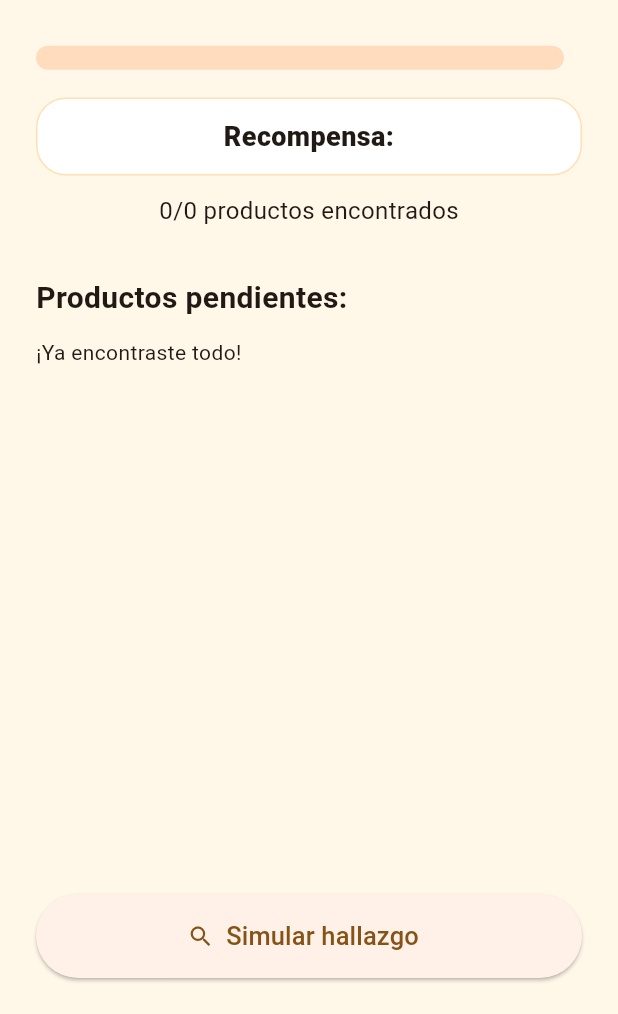
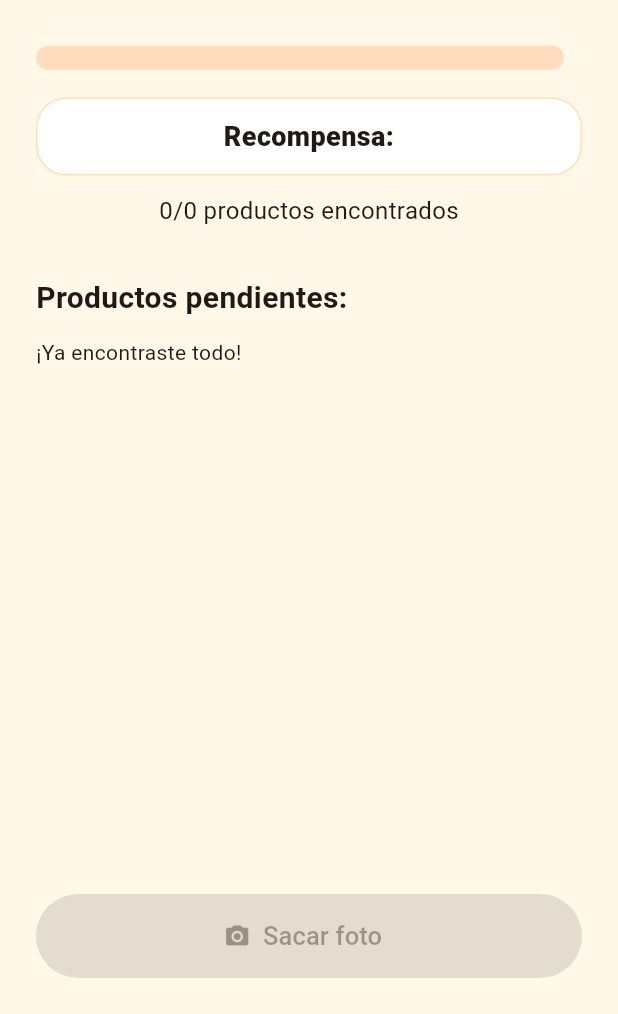
Before and after one commit to NicTapia/Carty, a Flutter app: the ExplorerScreen screen opened directly with empty values, on a phone screen of 412 x 824 dp, the part 222-1236 px from its top. Run offline on Flutter 3.47's test engine with Material 3 defaults, Android fonts, the phone set to English and light mode, and no system bars; our stand-ins replace image_picker, shared_preferences; accounts and stored records are empty.

Commit message:
Integrar camara real en modo explorador

```diff
--- a/lib/screens/explorer_screen.dart
+++ b/lib/screens/explorer_screen.dart
@@ -1,4 +1,6 @@
 import 'package:flutter/material.dart';
+import 'package:flutter/services.dart';
+import 'package:image_picker/image_picker.dart';
 
 import '../models/product_item.dart';
 import '../services/mission_storage_service.dart';
@@ -20,8 +22,11 @@ class ExplorerScreen extends StatefulWidget {
 }
 
 class _ExplorerScreenState extends State<ExplorerScreen> {
+  final ImagePicker _imagePicker = ImagePicker();
   final MissionStorageService _storageService = MissionStorageService();
   late List<ProductItem> products;
+  Uint8List? _lastPhotoBytes;
+  bool _isOpeningCamera = false;
 
   @override
   void initState() {
@@ -43,6 +48,59 @@ class _ExplorerScreenState extends State<ExplorerScreen> {
 
   List<ProductItem> get foundProducts {
     return products.where((product) => product.isFound).toList();
+  }
+
+  Future<void> takePhoto() async {
+    if (_isOpeningCamera) {
+      return;
+    }
+
+    setState(() {
+      _isOpeningCamera = true;
+    });
+
+    try {
+      final photo = await _imagePicker.pickImage(
+        source: ImageSource.camera,
+        imageQuality: 85,
+        maxWidth: 1400,
+      );
+
+      if (!mounted) {
+        return;
+      }
+
+      if (photo == null) {
+        _showMessage('Cámara cancelada');
+        return;
+      }
+
+      final photoBytes = await photo.readAsBytes();
+
+      if (!mounted) {
+        return;
+      }
+
+      setState(() {
+        _lastPhotoBytes = photoBytes;
+      });
+
+      showSimulatedDetection();
+    } on PlatformException {
+      if (mounted) {
+        _showMessage('No se pudo abrir la cámara');
+      }
+    } catch (_) {
+      if (mounted) {
+        _showMessage('No se pudo tomar la foto');
+      }
+    } finally {
+      if (mounted) {
+        setState(() {
+          _isOpeningCamera = false;
+        });
+      }
+    }
   }
 
   Future<void> simulateProductFound(ProductItem product) async {
@@ -81,6 +139,12 @@ class _ExplorerScreenState extends State<ExplorerScreen> {
         });
       }
     }
+  }
+
+  void _showMessage(String message) {
+    ScaffoldMessenger.of(
+      context,
+    ).showSnackBar(SnackBar(content: Text(message)));
   }
 
   void showSimulatedDetection() {
@@ -174,6 +238,47 @@ class _ExplorerScreenState extends State<ExplorerScreen> {
             Expanded(
               child: ListView(
                 children: [
+                  if (_lastPhotoBytes != null) ...[
+                    Container(
+                      clipBehavior: Clip.antiAlias,
+                      decoration: BoxDecoration(
+                        color: Colors.white,
+                        borderRadius: BorderRadius.circular(24),
+                        border: Border.all(color: Colors.orange.shade100),
+                        boxShadow: [
+                          BoxShadow(
+                            color: Colors.black.withValues(alpha: 0.05),
+                            blurRadius: 14,
+                            offset: const Offset(0, 6),
+                          ),
+                        ],
+                      ),
+                      child: Column(
+                        crossAxisAlignment: CrossAxisAlignment.start,
+                        children: [
+                          AspectRatio(
+                            aspectRatio: 4 / 3,
+                            child: Image.memory(
+                              _lastPhotoBytes!,
+                              fit: BoxFit.cover,
+                              width: double.infinity,
+                            ),
+                          ),
+                          const Padding(
+                            padding: EdgeInsets.all(14),
+                            child: Text(
+                              'Última foto tomada',
+                              style: TextStyle(
+                                fontSize: 16,
+                                fontWeight: FontWeight.w800,
+                              ),
+                            ),
+                          ),
+                        ],
+                      ),
+                    ),
+                    const SizedBox(height: 18),
+                  ],
                   const Text(
                     'Productos pendientes:',
                     style: TextStyle(fontSize: 20, fontWeight: FontWeight.bold),
@@ -224,11 +329,13 @@ class _ExplorerScreenState extends State<ExplorerScreen> {
               width: double.infinity,
               height: 56,
               child: ElevatedButton.icon(
-                onPressed: showSimulatedDetection,
-                icon: const Icon(Icons.search),
-                label: const Text(
-                  'Simular hallazgo',
-                  style: TextStyle(fontSize: 17),
+                onPressed: pendingProducts.isEmpty || _isOpeningCamera
+                    ? null
+                    : takePhoto,
+                icon: const Icon(Icons.camera_alt),
+                label: Text(
+                  _isOpeningCamera ? 'Abriendo cámara...' : 'Sacar foto',
+                  style: const TextStyle(fontSize: 17),
                 ),
               ),
             ),
--- a/pubspec.yaml
+++ b/pubspec.yaml
@@ -35,6 +35,7 @@ dependencies:
   # Use with the CupertinoIcons class for iOS style icons.
   cupertino_icons: ^1.0.8
   shared_preferences: ^2.5.5
+  image_picker: ^1.2.2
 
 dev_dependencies:
   flutter_test:
```
Also changed, not shown: 1 other file.
